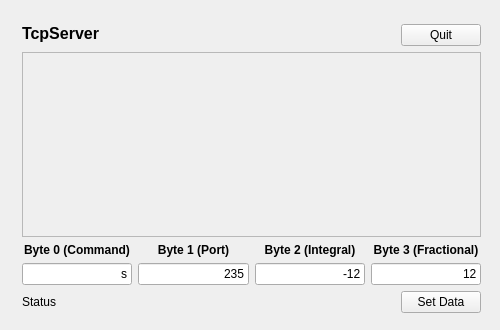
Above: test_TcpServer/src/forms/mainwindow.ui from Zingam/SpaGUIController before the change. Below: the same form after it.
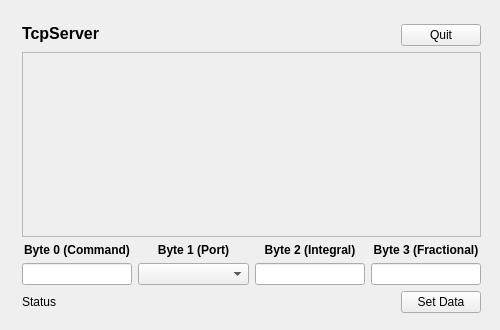
That is the form after the change.

```diff
--- a/test_TcpServer/src/forms/mainwindow.ui
+++ b/test_TcpServer/src/forms/mainwindow.ui
@@ -107,7 +107,7 @@
          <item>
           <widget class="QLineEdit" name="lineEdit_Byte00">
            <property name="text">
-            <string>s</string>
+            <string/>
            </property>
            <property name="alignment">
             <set>Qt::AlignRight|Qt::AlignTrailing|Qt::AlignVCenter</set>
@@ -135,12 +135,12 @@
           </widget>
          </item>
          <item>
-          <widget class="QLineEdit" name="lineEdit_Byte01">
-           <property name="text">
-            <string>235</string>
-           </property>
-           <property name="alignment">
-            <set>Qt::AlignRight|Qt::AlignTrailing|Qt::AlignVCenter</set>
+          <widget class="QComboBox" name="comboBox_Byte01">
+           <property name="sizePolicy">
+            <sizepolicy hsizetype="Expanding" vsizetype="Fixed">
+             <horstretch>0</horstretch>
+             <verstretch>0</verstretch>
+            </sizepolicy>
            </property>
           </widget>
          </item>
@@ -167,7 +167,7 @@
          <item>
           <widget class="QLineEdit" name="lineEdit_Byte02">
            <property name="text">
-            <string>-12</string>
+            <string/>
            </property>
            <property name="alignment">
             <set>Qt::AlignRight|Qt::AlignTrailing|Qt::AlignVCenter</set>
@@ -197,7 +197,7 @@
          <item>
           <widget class="QLineEdit" name="lineEdit_Byte03">
            <property name="text">
-            <string>12</string>
+            <string/>
            </property>
            <property name="alignment">
             <set>Qt::AlignRight|Qt::AlignTrailing|Qt::AlignVCenter</set>
```
